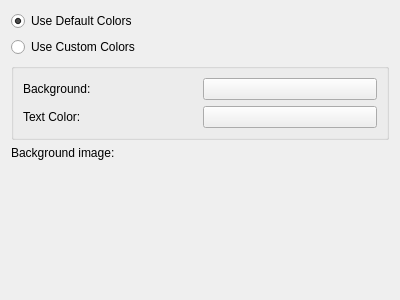
The window that composereditor-ng/ui/pagecolorbackgroundwidget.ui (chusopr/kdepim-ktimetracker-akonadi) describes before a commit, drawn with Qt 5.
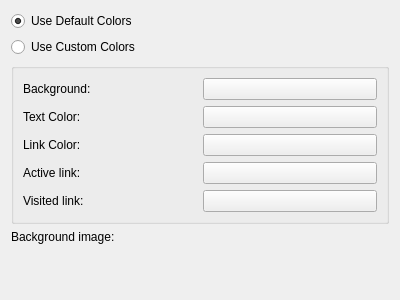
The same window after the commit. Custom widgets are drawn as their Qt base class.

Commit message: Add more customize color

Patch:
```diff
--- a/composereditor-ng/ui/pagecolorbackgroundwidget.ui
+++ b/composereditor-ng/ui/pagecolorbackgroundwidget.ui
@@ -57,6 +57,36 @@
       <item row="1" column="1">
        <widget class="KColorButton" name="textColor"/>
       </item>
+      <item row="2" column="0">
+       <widget class="QLabel" name="label_4">
+        <property name="text">
+         <string>Link Color:</string>
+        </property>
+       </widget>
+      </item>
+      <item row="2" column="1">
+       <widget class="KColorButton" name="linkColor"/>
+      </item>
+      <item row="3" column="1">
+       <widget class="KColorButton" name="activeLinkColor"/>
+      </item>
+      <item row="4" column="1">
+       <widget class="KColorButton" name="visitedLinkColor"/>
+      </item>
+      <item row="3" column="0">
+       <widget class="QLabel" name="label_5">
+        <property name="text">
+         <string>Active link:</string>
+        </property>
+       </widget>
+      </item>
+      <item row="4" column="0">
+       <widget class="QLabel" name="label_6">
+        <property name="text">
+         <string>Visited link:</string>
+        </property>
+       </widget>
+      </item>
      </layout>
     </widget>
    </item>
```
The commit also changes 3 other files.
